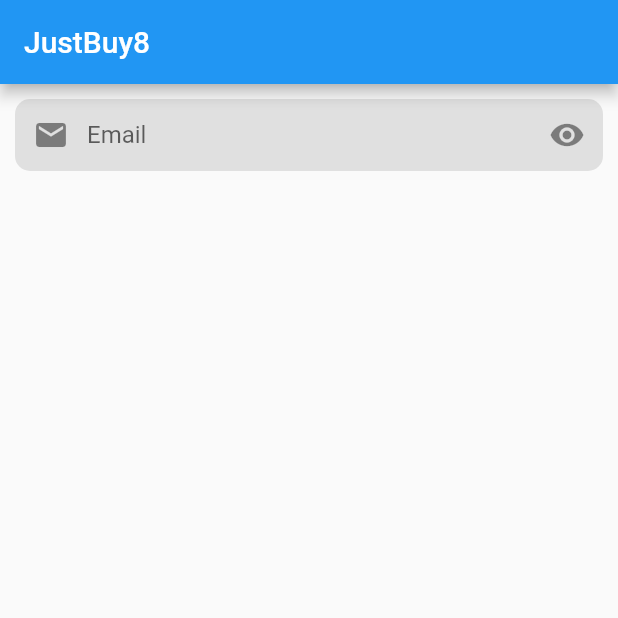
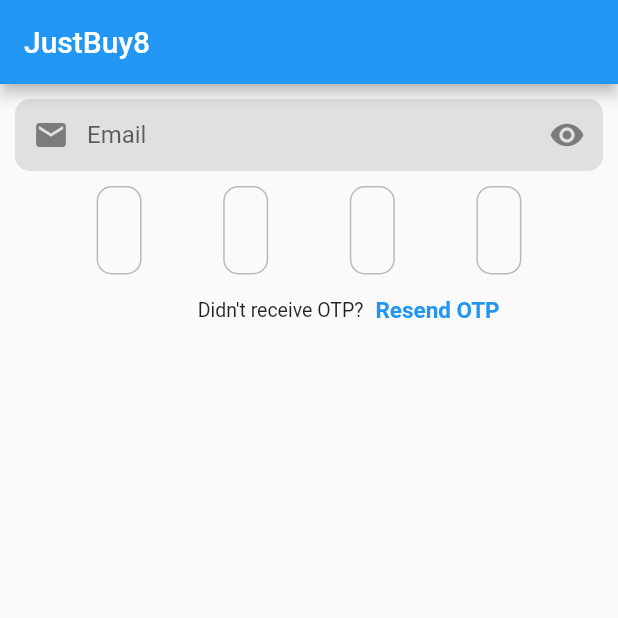
Before and after one commit to Justbuy8/JustBuy8-Mobile-App, a Flutter app: the screen it shows after launch, on a phone screen of 412 x 824 dp, the top half of it. Run offline on Flutter 3.47's test engine with Material 2 defaults, Android fonts, the phone set to English and light mode, and no system bars; drawn by our look-alikes of otp_text_field; Roboto replaces fonts that are missing (OpenSans-Light).

Commit message:
otp widget created

```diff
--- a/lib/screens/home.dart
+++ b/lib/screens/home.dart
@@ -1,5 +1,7 @@
 import 'package:flutter/material.dart';
+import 'package:justbuyeight/widgets/components/otp/otp_widget.dart';
 import 'package:justbuyeight/widgets/components/text_fields/text_field_widget.dart';
+import 'package:otp_text_field/otp_text_field.dart';
 
 class Home extends StatefulWidget {
   const Home({Key? key}) : super(key: key);
@@ -10,6 +12,7 @@ class Home extends StatefulWidget {
 
 class _HomeState extends State<Home> {
   final controller = TextEditingController();
+  final otpController = OtpFieldController();
   @override
   Widget build(BuildContext context) {
     return Scaffold(
@@ -28,6 +31,11 @@ class _HomeState extends State<Home> {
               suffixIcon: Icons.visibility,
               obscureText: true,
             ),
+            const SizedBox(height: 10),
+            OtpWidget(
+              controller: otpController,
+              length: 4,
+            ),
           ],
         ),
       ),
--- /dev/null
+++ b/lib/widgets/components/otp/otp_widget.dart
@@ -0,0 +1,73 @@
+import 'package:flutter/material.dart';
+import 'package:justbuyeight/constants/app_colors.dart';
+import 'package:justbuyeight/widgets/components/text/primary_text.dart';
+import 'package:justbuyeight/widgets/components/text/secondary_text.dart';
+import 'package:otp_text_field/otp_field.dart';
+import 'package:otp_text_field/style.dart';
+
+class OtpWidget extends StatefulWidget {
+  const OtpWidget({
+    Key? key,
+    required this.controller,
+    required this.length,
+    this.onCompleted,
+    this.onResend,
+  }) : super(key: key);
+
+  final OtpFieldController controller;
+  final int length;
+  final Function(String)? onCompleted;
+  final VoidCallback? onResend;
+
+  @override
+  State<OtpWidget> createState() => _OtpWidgetState();
+}
+
+class _OtpWidgetState extends State<OtpWidget> {
+  @override
+  void dispose() {
+    super.dispose();
+  }
+
+  @override
+  Widget build(BuildContext context) {
+    return Column(
+      children: [
+        OTPTextField(
+          length: widget.length,
+          isDense: false,
+          width: MediaQuery.of(context).size.width,
+          textFieldAlignment: MainAxisAlignment.spaceEvenly,
+          contentPadding: const EdgeInsets.symmetric(vertical: 20),
+          fieldStyle: FieldStyle.box,
+          onCompleted: widget.onCompleted,
+          controller: widget.controller,
+          style: TextStyle(
+            color: AppColors.appBlackColor,
+          ),
+        ),
+        Row(
+          mainAxisAlignment: MainAxisAlignment.spaceEvenly,
+          children: [
+            const SizedBox.shrink(),
+            Row(
+              children: [
+                const PrimaryText(
+                  text: "Didn't receive OTP?",
+                  fontSize: 13,
+                ),
+                TextButton(
+                  onPressed: widget.onResend ?? () {},
+                  child: const SecondaryText(
+                    text: "Resend OTP",
+                    fontSize: 15,
+                  ),
+                ),
+              ],
+            )
+          ],
+        ),
+      ],
+    );
+  }
+}
--- a/lib/widgets/components/text/primary_text.dart
+++ b/lib/widgets/components/text/primary_text.dart
@@ -18,7 +18,7 @@ class PrimaryText extends StatelessWidget {
       text,
       style: TextStyle(
         fontSize: fontSize ?? 20,
-        fontWeight: FontWeight.w300,
+        fontWeight: FontWeight.w400,
         fontFamily: fontFamily ?? AppFonts.openSansLight,
       ),
     );
--- a/lib/widgets/components/text_fields/text_field_widget.dart
+++ b/lib/widgets/components/text_fields/text_field_widget.dart
@@ -52,7 +52,7 @@ class _TextFieldWidgetState extends State<TextFieldWidget> {
       child: TextFormField(
         controller: widget.controller,
         focusNode: widget.focusNode ?? FocusNode(),
-        obscureText: isObscure!,
+        obscureText: isObscure ?? false,
         textInputAction: widget.textInputAction ?? TextInputAction.done,
         keyboardType: widget.keyboardType ?? TextInputType.text,
         validator: widget.validator ?? (value) => null,
--- a/pubspec.yaml
+++ b/pubspec.yaml
@@ -37,6 +37,7 @@ dependencies:
   # Use with the CupertinoIcons class for iOS style icons.
   cupertino_icons: ^1.0.2
   http: ^0.13.5
+  otp_text_field: ^1.1.3
 
 
 dev_dependencies:
```
Also changed, not shown: pubspec.lock.
